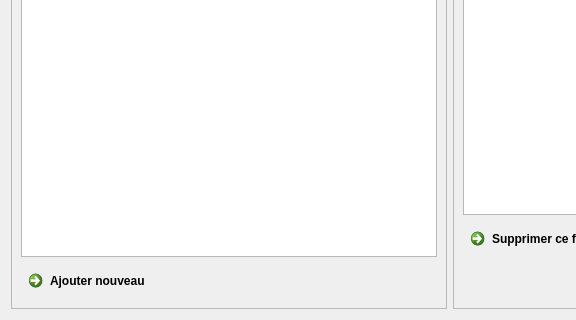
Qt form f_ajoutsuppmodiffournisseursediteurs.ui (nivhg/ludopen) before a commit; both pictures show x 0 to 576 and y 300 to 620 of the 900 by 620 pixel window.
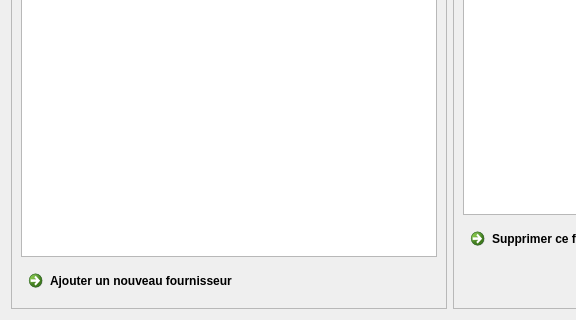
The same form after that commit. Icons and pictures are not drawn.

```diff
--- a/f_ajoutsuppmodiffournisseursediteurs.ui
+++ b/f_ajoutsuppmodiffournisseursediteurs.ui
@@ -103,7 +103,7 @@
         <item>
          <widget class="QCommandLinkButton" name="Bt_Ajouter">
           <property name="text">
-           <string>Ajouter nouveau</string>
+           <string>Ajouter un nouveau fournisseur</string>
           </property>
           <property name="icon">
            <iconset resource="ImagesIcones.qrc">
```
